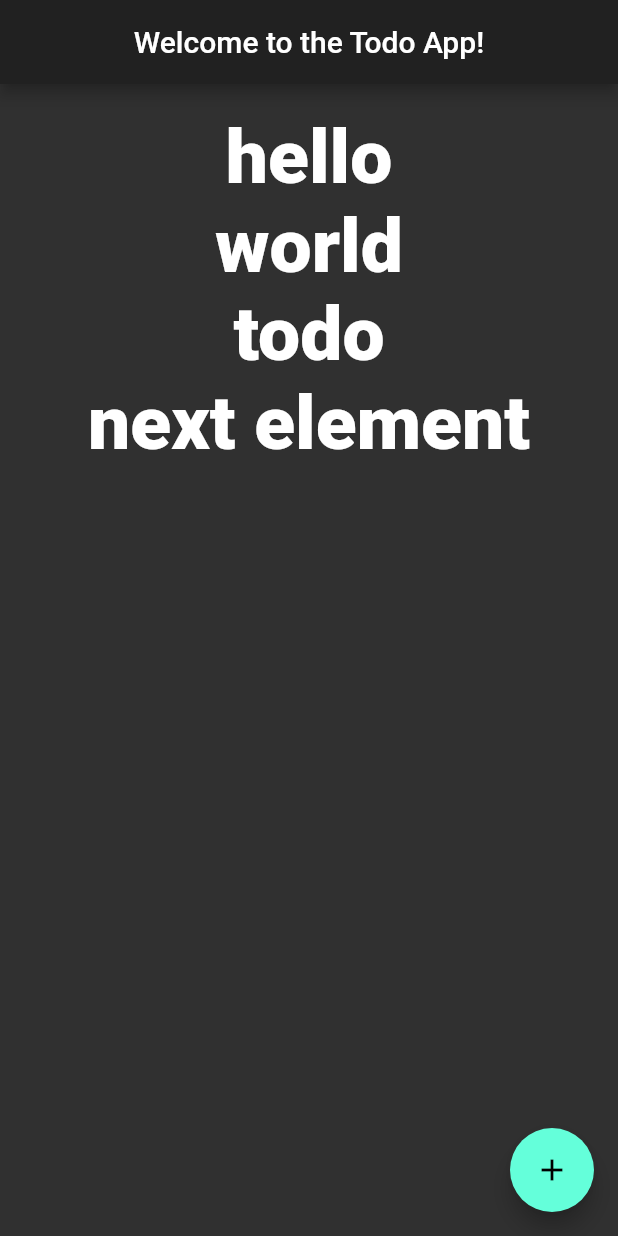
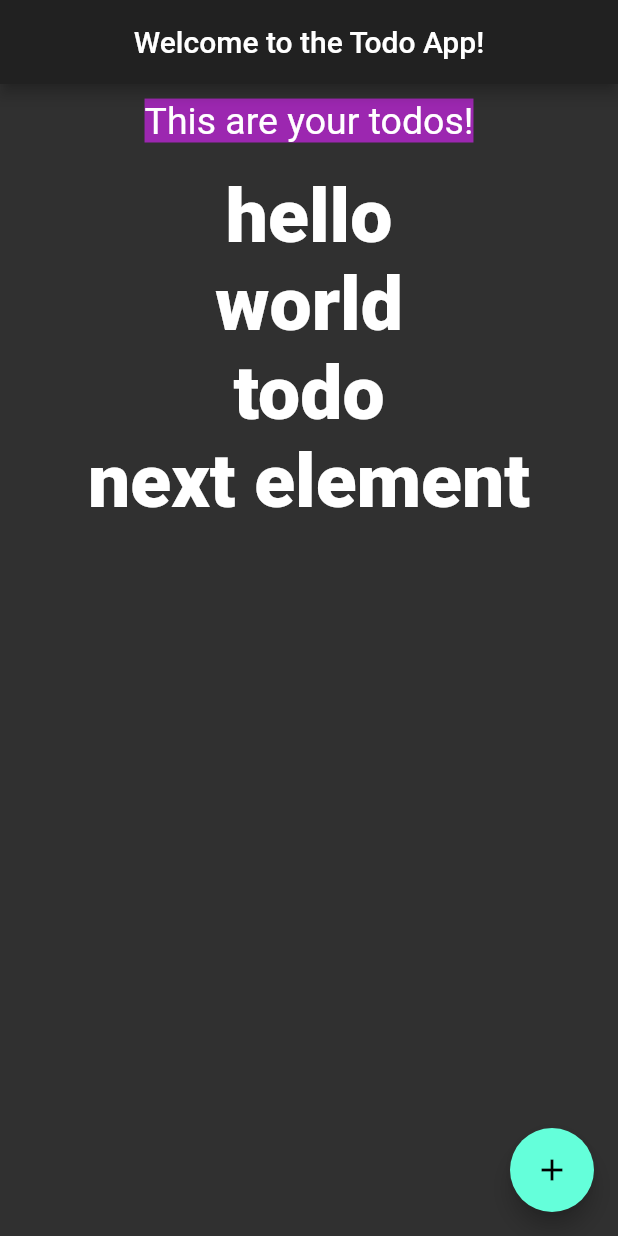
Before and after one commit to SzymanskiFilip/flutter-todo-app, a Flutter app: the screen it shows after launch, on a phone screen of 412 x 824 dp. Run offline on Flutter 3.47's test engine with Material 2 defaults, Android fonts, the phone set to English and light mode, and no system bars.

Commit message:
added a text before the list

```diff
--- a/todo/lib/main.dart
+++ b/todo/lib/main.dart
@@ -21,6 +21,19 @@ class Todo extends StatelessWidget {
       body: Center(
         child: Column(
           children: <Widget>[
+            Center(
+              child: Padding(
+                padding: EdgeInsets.fromLTRB(0, 10, 0, 0),
+                child: Text(
+                  "This are your todos!",
+                  style: TextStyle(
+                    fontWeight: FontWeight.w400,
+                    fontSize: 25,
+                    backgroundColor: Colors.purple,
+                  ),
+                ),
+              ),
+            ),
             Padding(
               padding: EdgeInsets.fromLTRB(0, 20, 0, 0),
             ),
```
